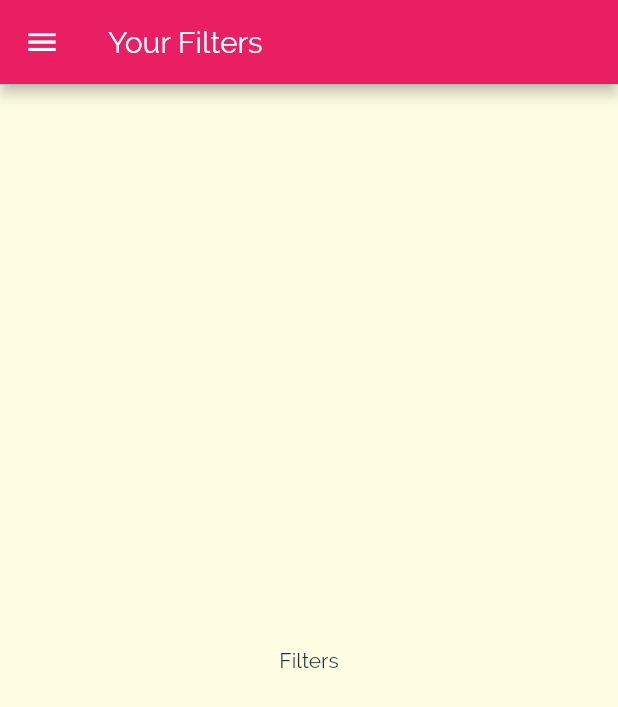
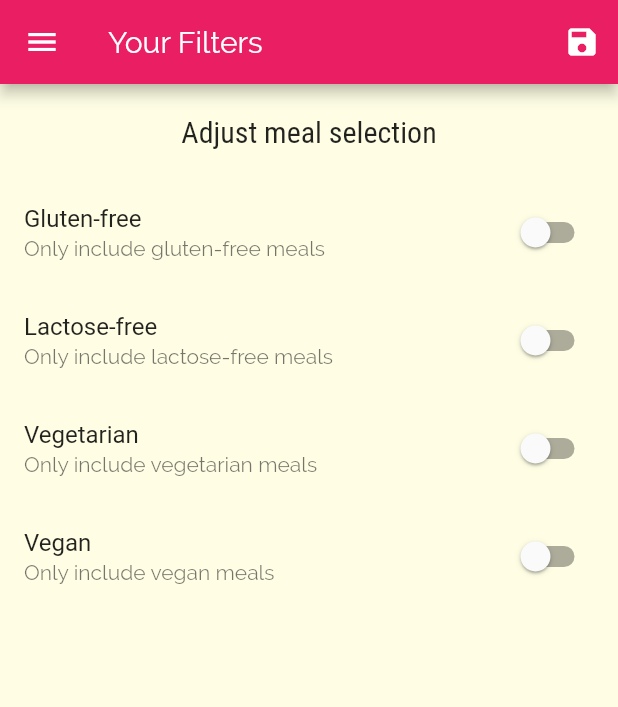
Before and after one commit to devdaemon404/meals, a Flutter app: the FiltersScreen screen opened by its route, on a phone screen of 412 x 824 dp. Shown: the top 707 px of the screen. Run offline on Flutter 3.47's test engine with Material 2 defaults, Android fonts, the phone set to English and light mode, and no system bars.

Commit message:
✨ Added Filter functionality

```diff
--- a/lib/main.dart
+++ b/lib/main.dart
@@ -1,13 +1,51 @@
 import 'package:flutter/material.dart';
+import './dummy_data.dart';
 
 import './screens/filters_screen.dart';
 import './screens/tabs_screen.dart';
 import './screens/meal_detail_screen.dart';
 import './screens/category_meals_screen.dart';
 
+import './models/meal.dart';
+
 void main() => runApp(MyApp());
 
-class MyApp extends StatelessWidget {
+class MyApp extends StatefulWidget {
+  @override
+  _MyAppState createState() => _MyAppState();
+}
+
+class _MyAppState extends State<MyApp> {
+  Map<String, bool> _filters = {
+    'gluten': false,
+    'lactose': false,
+    'vegan': false,
+    'vegetarian': false,
+  };
+
+  List<Meal> _availableMeals = DUMMY_MEALS;
+
+  void _setFilters(Map<String, bool> filterData) {
+    setState(() {
+      _filters = filterData;
+      _availableMeals = DUMMY_MEALS.where((meal) {
+        if (_filters['gluten'] && !meal.isGlutenFree) {
+          return false;
+        }
+        if (_filters['lactose'] && !meal.isLactoseFree) {
+          return false;
+        }
+        if (_filters['vegan'] && !meal.isVegan) {
+          return false;
+        }
+        if (_filters['vegetarian'] && !meal.isVegetarian) {
+          return false;
+        }
+        return true;
+      }).toList();
+    });
+  }
+
   @override
   Widget build(BuildContext context) {
     return MaterialApp(
@@ -34,9 +72,10 @@ class MyApp extends StatelessWidget {
       initialRoute: '/', //default is '/'
       routes: {
         '/': (ctx) => TabsScreen(),
-        CategoryMealsScreen.routeName: (ctx) => CategoryMealsScreen(),
+        CategoryMealsScreen.routeName: (ctx) =>
+            CategoryMealsScreen(_availableMeals),
         MealDetailScreen.routeName: (ctx) => MealDetailScreen(),
-        FiltersScreen.routeName: (ctx) => FiltersScreen(),
+        FiltersScreen.routeName: (ctx) => FiltersScreen(_filters, _setFilters),
       },
       // onGenerateRoute: (settings) {
       //   print(settings.arguments);
@@ -46,7 +85,7 @@ class MyApp extends StatelessWidget {
       // },
       onUnknownRoute: (settings) {
         return MaterialPageRoute(
-          builder: (ctx) => CategoryMealsScreen(),
+          builder: (ctx) => CategoryMealsScreen(_availableMeals),
         );
       },
       debugShowCheckedModeBanner: false,
--- a/lib/screens/category_meals_screen.dart
+++ b/lib/screens/category_meals_screen.dart
@@ -1,11 +1,14 @@
 import 'package:flutter/material.dart';
 import '../widgets/meal_item.dart';
 
-import '../dummy_data.dart';
 import '../models/meal.dart';
 
 class CategoryMealsScreen extends StatefulWidget {
   static const routeName = '/category-meals';
+
+  final List<Meal> availableMeals;
+
+  CategoryMealsScreen(this.availableMeals);
 
   @override
   _CategoryMealsScreenState createState() => _CategoryMealsScreenState();
@@ -29,7 +32,7 @@ class _CategoryMealsScreenState extends State<CategoryMealsScreen> {
           ModalRoute.of(context).settings.arguments as Map<String, String>;
       categoryTitle = routeArgs['title'];
       final categoryId = routeArgs['id'];
-      displayedMeals = DUMMY_MEALS.where((meal) {
+      displayedMeals = widget.availableMeals.where((meal) {
         return meal.categories.contains(categoryId);
       }).toList();
       _loadedInitData = true;
--- a/lib/screens/filters_screen.dart
+++ b/lib/screens/filters_screen.dart
@@ -1,18 +1,131 @@
 import 'package:flutter/material.dart';
 import '../widgets/main_drawer.dart';
 
-class FiltersScreen extends StatelessWidget {
+class FiltersScreen extends StatefulWidget {
   static const routeName = '/filters';
+
+  final Function saveFilters;
+  final Map<String, bool> currentFilters;
+
+  FiltersScreen(this.currentFilters, this.saveFilters);
+
+  @override
+  _FiltersScreenState createState() => _FiltersScreenState();
+}
+
+class _FiltersScreenState extends State<FiltersScreen> {
+  bool _glutenFree = false;
+  bool _vegetarian = false;
+  bool _vegan = false;
+  bool _lactoseFree = false;
+
+  @override
+  initState() {
+    _glutenFree = widget.currentFilters['gluten'];
+    _lactoseFree = widget.currentFilters['lactose'];
+    _vegan = widget.currentFilters['vegan'];
+    _vegetarian = widget.currentFilters['vegetarian'];
+
+    super.initState();
+  }
+
+  Widget _buildSwitchListTile(String title, String description,
+      bool currentValue, Function updateValue) {
+    return SwitchListTile(
+      title: Text(title),
+      value: currentValue,
+      subtitle: Text(
+        description,
+      ),
+      onChanged: updateValue,
+    );
+  }
 
   @override
   Widget build(BuildContext context) {
     return Scaffold(
       appBar: AppBar(
         title: Text('Your Filters'),
+        actions: [
+          IconButton(
+            icon: Icon(Icons.save),
+            onPressed: () {
+              final selectedFilter = {
+                'gluten': _glutenFree,
+                'lactose': _lactoseFree,
+                'vegan': _vegan,
+                'vegetarian': _vegetarian,
+              };
+              widget.saveFilters(selectedFilter);
+            },
+          )
+        ],
       ),
       drawer: MainDrawer(),
-      body: Center(
-        child: Text('Filters'),
+      body: Column(
+        children: [
+          Container(
+            padding: EdgeInsets.all(20),
+            child: Text(
+              'Adjust meal selection',
+              style: Theme.of(context).textTheme.headline6,
+            ),
+          ),
+          Expanded(
+            child: ListView(
+              children: [
+                _buildSwitchListTile(
+                  'Gluten-free',
+                  'Only include gluten-free meals',
+                  _glutenFree,
+                  (newValue) {
+                    setState(
+                      () {
+                        _glutenFree = newValue;
+                      },
+                    );
+                  },
+                ),
+                _buildSwitchListTile(
+                  'Lactose-free',
+                  'Only include lactose-free meals',
+                  _lactoseFree,
+                  (newValue) {
+                    setState(
+                      () {
+                        _lactoseFree = newValue;
+                      },
+                    );
+                  },
+                ),
+                _buildSwitchListTile(
+                  'Vegetarian',
+                  'Only include vegetarian meals',
+                  _vegetarian,
+                  (newValue) {
+                    setState(
+                      () {
+                        _vegetarian = newValue;
+                      },
+                    );
+                  },
+                ),
+                _buildSwitchListTile(
+                  'Vegan',
+                  'Only include vegan meals',
+                  _vegan,
+                  (newValue) {
+                    setState(
+                      () {
+                        _vegan = newValue;
+                      },
+                    );
+                  },
+                )
+              ],
+            ),
+          )
+        ],
       ),
     );
   }
```
